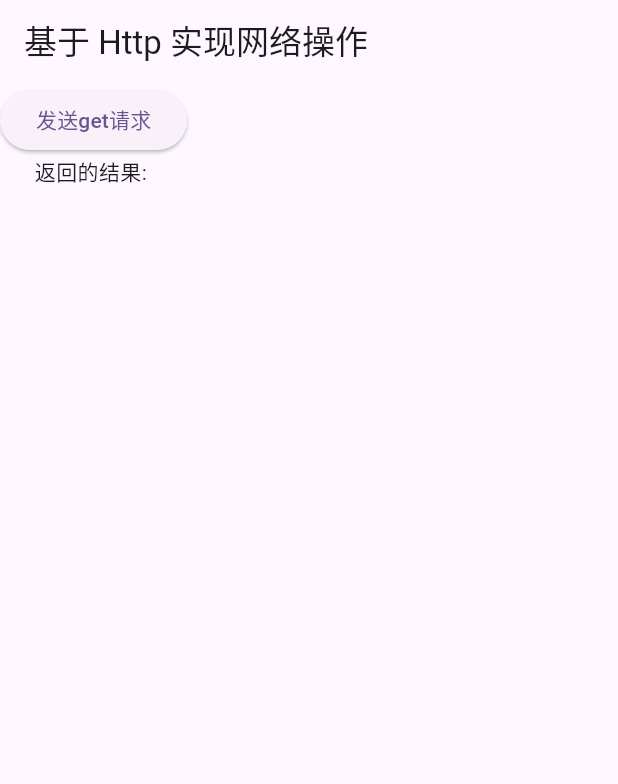
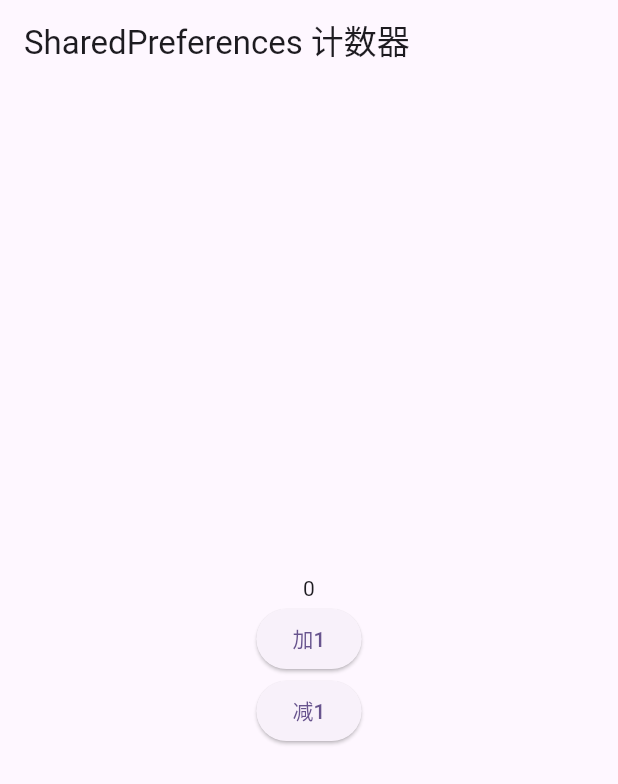
Before and after one commit to cuzmarlboro/flutter_net_storage, a Flutter app: the screen it shows after launch, on a phone screen of 412 x 824 dp. Shown: the top 784 px of the screen. Run offline on Flutter 3.47's test engine with Material 2 defaults, Android fonts, the phone set to English and light mode, and no system bars; our stand-ins replace shared_preferences.

Commit message:
feat: http、json、dartModel、Future、FutureBuilder、SharedPreferences

```diff
--- a/lib/main.dart
+++ b/lib/main.dart
@@ -1,6 +1,9 @@
 import 'package:flutter/material.dart';
 
 import 'http_study.dart';
+import 'json_parsing.dart';
+import 'future_study.dart';
+import 'shared_preferences_study.dart';
 
 void main() {
   runApp(const MyApp());
@@ -34,8 +37,10 @@
           useMaterial3: true,
         ),
         // home: const MyHomePage(title: 'Flutter Demo Home Page'),
-      home: const HttpStudy(),
-    );
+        // home: const HttpStudy(),
+        // home: const JsonParsing());
+        // home: const FutureStudy());
+        home: const SPCounterWidget());
   }
 }
 
--- /dev/null
+++ b/lib/shared_preferences_study.dart
@@ -0,0 +1,71 @@
+/*
+ * @LastEditors: hezeying@xdf.cn
+ * @Date: 2025-03-22 17:27:58
+ * @LastEditTime: 2025-03-22 17:45:27
+ * @FilePath: /flutter_net_storage/lib/shared_preferences_study.dart
+ * @Description: 基于 SharedPreferences 的计数器
+ */
+import 'package:flutter/material.dart';
+import 'package:shared_preferences/shared_preferences.dart';
+
+class SPCounterWidget extends StatefulWidget {
+  const SPCounterWidget({super.key});
+
+  @override
+  State<SPCounterWidget> createState() => _SPCounterWidgetState();
+}
+
+class _SPCounterWidgetState extends State<SPCounterWidget> {
+  int _counter = 0;
+
+  @override
+  Widget build(BuildContext context) {
+    return Scaffold(
+      appBar: AppBar(
+        title: const Text('SharedPreferences 计数器'),
+      ),
+      body: Center(
+        child: Column(
+          mainAxisAlignment: MainAxisAlignment.center,
+          children: [
+            Text('$_counter'),
+            ElevatedButton(
+                onPressed: _incrementCounter, child: const Text('加1')),
+            ElevatedButton(
+                onPressed: _decrementCounter, child: const Text('减1')),
+          ],
+        ),
+      ),
+    );
+  }
+
+  _incrementCounter() async {
+    SharedPreferences prefs = await SharedPreferences.getInstance();
+    setState(() {
+      _counter = (prefs.getInt('counter') ?? 0) + 1;
+    });
+    await prefs.setInt('counter', _counter);
+  }
+
+  _decrementCounter() async {
+    SharedPreferences prefs = await SharedPreferences.getInstance();
+    setState(() {
+      _counter = (prefs.getInt('counter') ?? 0) - 1;
+    });
+    await prefs.setInt('counter', _counter);
+  }
+
+  _initCounter() async {
+    SharedPreferences prefs = await SharedPreferences.getInstance();
+    setState(() {
+      _counter = prefs.getInt('counter') ?? 0;
+    });
+  }
+
+  // 初始化计数器
+  @override
+  void initState() {
+    super.initState();
+    _initCounter();
+  }
+}
```
Also changed, not shown: lib/data_model.dart (added, +53 -0 lines), lib/future_study.dart (added, +72 -0 lines), lib/http_study.dart (+55 -1 lines), lib/json_parsing.dart (added, +61 -0 lines), pubspec.yaml (+3 -4 lines), pubspec.lock, 11353 other files. Lines whose indentation alone changed are shown as unchanged.
